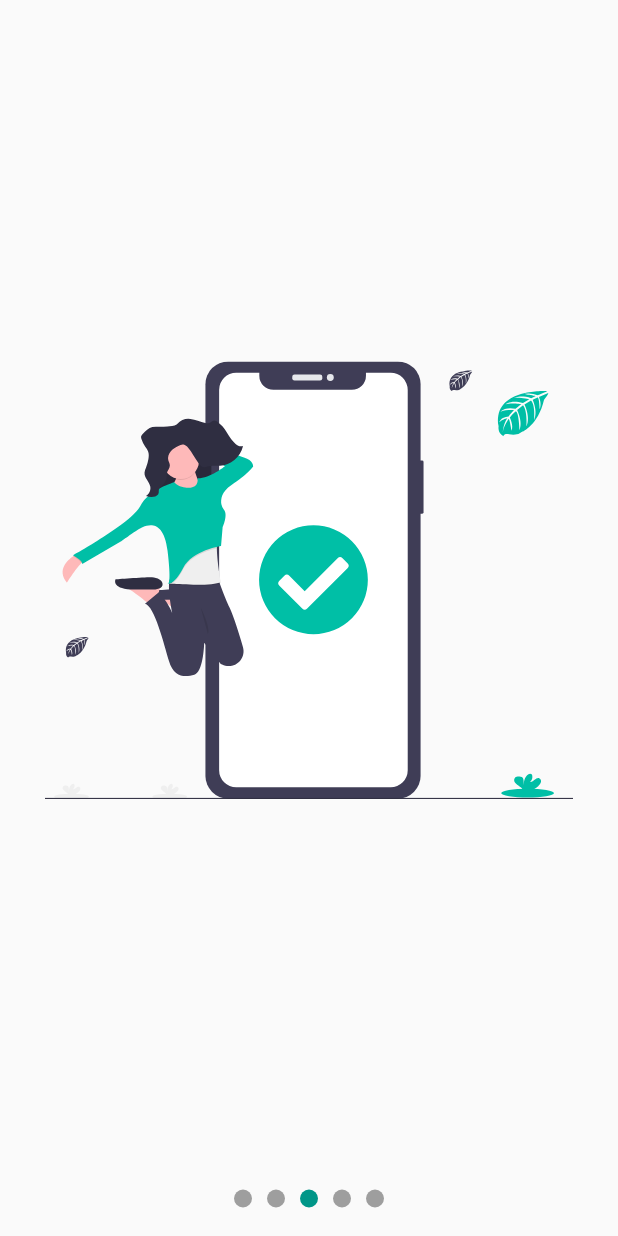
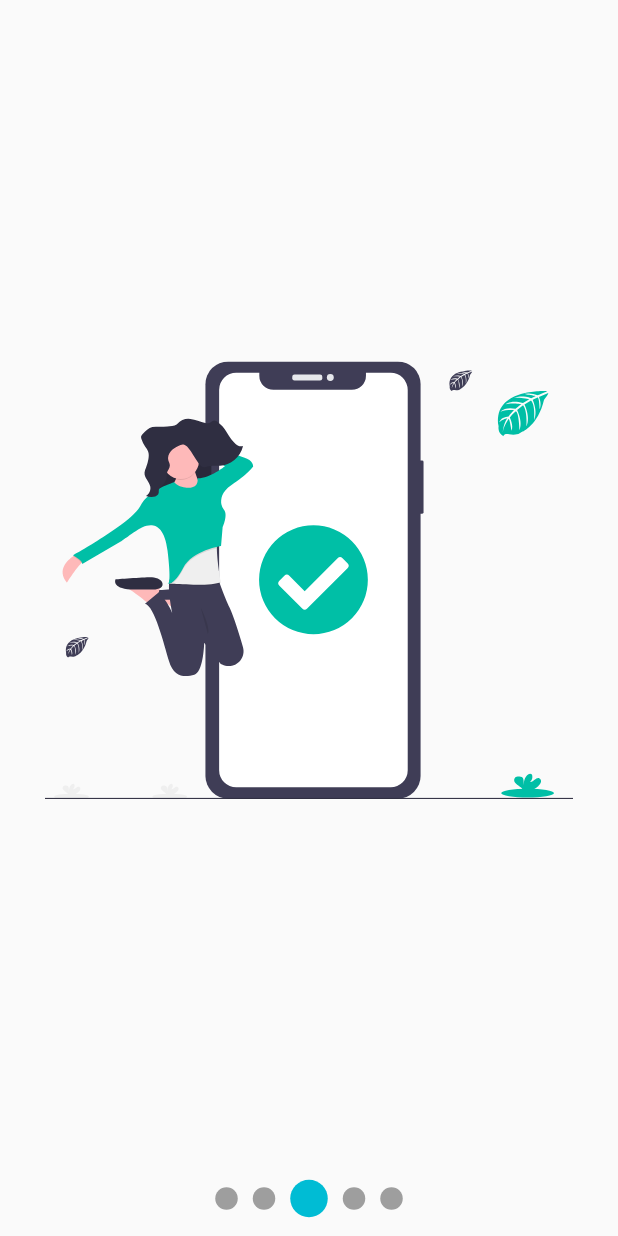
Before and after one commit to joseluisseg05/c_u_f_disenio_1, a Flutter app: the screen it shows after launch, swiped to page 3, on a phone screen of 412 x 824 dp. Run offline on Flutter 3.47's test engine with Material 2 defaults, Android fonts, the phone set to English and light mode, and no system bars; our stand-ins replace flutter_svg.

Commit message:
Widget full slide

```diff
--- a/lib/src/labs/slidershow_page.dart
+++ b/lib/src/labs/slidershow_page.dart
@@ -1,5 +1,6 @@
 import 'package:app_disenios_custom/src/models/slider_model.dart';
 import 'package:flutter/material.dart';
+import 'package:flutter_svg/flutter_svg.dart';
 
 import 'package:provider/provider.dart';
 
--- a/lib/src/pages/slideshow_page.dart
+++ b/lib/src/pages/slideshow_page.dart
@@ -8,7 +8,9 @@ class SlideshowPage extends StatelessWidget {
     return Scaffold(
       body: SliderShow(
         //puntosArriba: true,
-        //colorPrimario: Colors.cyan,
+        bulletPrimario: 25.0,
+        bulletSecundario: 15.0,
+        colorPrimario: Colors.cyan,
         slides: [
           SvgPicture.asset('assets/svgs/1.svg'),
           SvgPicture.asset('assets/svgs/2.svg'),
--- a/lib/src/widgets/slideshow.dart
+++ b/lib/src/widgets/slideshow.dart
@@ -1,4 +1,3 @@
-import 'package:app_disenios_custom/src/models/slider_model.dart';
 import 'package:flutter/material.dart';
 import 'package:provider/provider.dart';
 
@@ -7,30 +6,37 @@ class SliderShow extends StatelessWidget {
   final bool puntosArriba;
   final Color colorPrimario;
   final Color colorSecundario;
+  final double bulletPrimario;
+  final double bulletSecundario;
 
   SliderShow({
     @required this.slides,
     this.puntosArriba = false,
     this.colorPrimario = Colors.teal,
     this.colorSecundario = Colors.grey,
+    this.bulletPrimario = 12,
+    this.bulletSecundario = 12,
   });
 
   @override
   Widget build(BuildContext context) {
     return ChangeNotifierProvider(
-      create: (_) => SliderModel(),
+      create: (_) => _SlideshowModel(),
       child: SafeArea(
         child: Center(
-          child: Column(
-            children: [
-              if (this.puntosArriba)
-                _Dots(this.slides.length, colorPrimario, colorSecundario),
-              Expanded(
-                child: _Sliders(this.slides),
-              ),
-              if (!this.puntosArriba)
-                _Dots(this.slides.length, colorPrimario, colorSecundario),
-            ],
+          child: Builder(
+            builder: (BuildContext context) {
+              Provider.of<_SlideshowModel>(context).colorPrimario =
+                  this.colorPrimario;
+              Provider.of<_SlideshowModel>(context).colorSecundario =
+                  this.colorSecundario;
+
+              Provider.of<_SlideshowModel>(context).bulletPrimario =
+                  this.bulletPrimario;
+              Provider.of<_SlideshowModel>(context).bulletSecundario =
+                  this.bulletSecundario;
+              return _Estructura(puntosArriba: puntosArriba, slides: slides);
+            },
           ),
         ),
       ),
@@ -38,12 +44,34 @@ class SliderShow extends StatelessWidget {
   }
 }
 
+class _Estructura extends StatelessWidget {
+  const _Estructura({
+    Key key,
+    @required this.puntosArriba,
+    @required this.slides,
+  }) : super(key: key);
+
+  final bool puntosArriba;
+  final List<Widget> slides;
+
+  @override
+  Widget build(BuildContext context) {
+    return Column(
+      children: [
+        if (this.puntosArriba) _Dots(this.slides.length),
+        Expanded(
+          child: _Sliders(this.slides),
+        ),
+        if (!this.puntosArriba) _Dots(this.slides.length),
+      ],
+    );
+  }
+}
+
 class _Dots extends StatelessWidget {
   final int totalSlides;
-  final Color colorPrimario;
-  final Color colorSecundario;
 
-  _Dots(this.totalSlides, this.colorPrimario, this.colorSecundario);
+  _Dots(this.totalSlides);
   @override
   Widget build(BuildContext context) {
     return Container(
@@ -51,8 +79,7 @@ class _Dots extends StatelessWidget {
       height: 50.0,
       child: Row(
         mainAxisAlignment: MainAxisAlignment.center,
-        children: List.generate(totalSlides,
-            (index) => _Dot(index, colorPrimario, colorSecundario)),
+        children: List.generate(totalSlides, (index) => _Dot(index)),
       ),
     );
   }
@@ -60,23 +87,30 @@ class _Dots extends StatelessWidget {
 
 class _Dot extends StatelessWidget {
   final int index;
-  final Color colorPrimario;
-  final Color colorSecundario;
 
-  _Dot(this.index, this.colorPrimario, this.colorSecundario);
+  _Dot(this.index);
 
   @override
   Widget build(BuildContext context) {
-    final pageIndex = Provider.of<SliderModel>(context).curretPage;
+    final ssModel = Provider.of<_SlideshowModel>(context);
+    double tam = 0.0;
+    Color color;
+
+    if (ssModel.curretPage >= index - 0.5 && ssModel.curretPage < index + 0.5) {
+      tam = ssModel.bulletPrimario;
+      color = ssModel.colorPrimario;
+    } else {
+      tam = ssModel.bulletSecundario;
+      color = ssModel.colorSecundario;
+    }
+
     return AnimatedContainer(
       duration: Duration(milliseconds: 150),
-      width: 12.0,
-      height: 12.0,
+      width: tam,
+      height: tam,
       margin: EdgeInsets.symmetric(horizontal: 5),
       decoration: BoxDecoration(
-        color: (pageIndex >= index - 0.5 && pageIndex < index + 0.5)
-            ? colorPrimario
-            : colorSecundario,
+        color: color,
         shape: BoxShape.circle,
       ),
     );
@@ -100,7 +134,7 @@ class __SlidersState extends State<_Sliders> {
     pageVcontroller.addListener(() {
       //print('pagina ${pageVcontroller.page}');
       //actualizar el provider
-      Provider.of<SliderModel>(context, listen: false).curretPage =
+      Provider.of<_SlideshowModel>(context, listen: false).curretPage =
           pageVcontroller.page;
     });
   }
@@ -141,3 +175,38 @@ class _Slider extends StatelessWidget {
     );
   }
 }
+
+class _SlideshowModel with ChangeNotifier {
+  double _currentPage = 0.0;
+  Color _colorPrimario = Colors.teal;
+  Color _colorSecundario = Colors.grey;
+  double _bulletPrimario = 12.0;
+  double _bulletSecundario = 12.0;
+
+  double get curretPage => this._currentPage;
+
+  set curretPage(double currentPage) {
+    this._currentPage = currentPage;
+    notifyListeners();
+  }
+
+  Color get colorPrimario => this._colorPrimario;
+  set colorPrimario(Color color) {
+    this._colorPrimario = color;
+  }
+
+  Color get colorSecundario => this._colorSecundario;
+  set colorSecundario(Color color) {
+    this._colorSecundario = color;
+  }
+
+  double get bulletPrimario => this._bulletPrimario;
+  set bulletPrimario(double tam) {
+    this._bulletPrimario = tam;
+  }
+
+  double get bulletSecundario => this._bulletSecundario;
+  set bulletSecundario(double tam) {
+    this._bulletSecundario = tam;
+  }
+}
```
